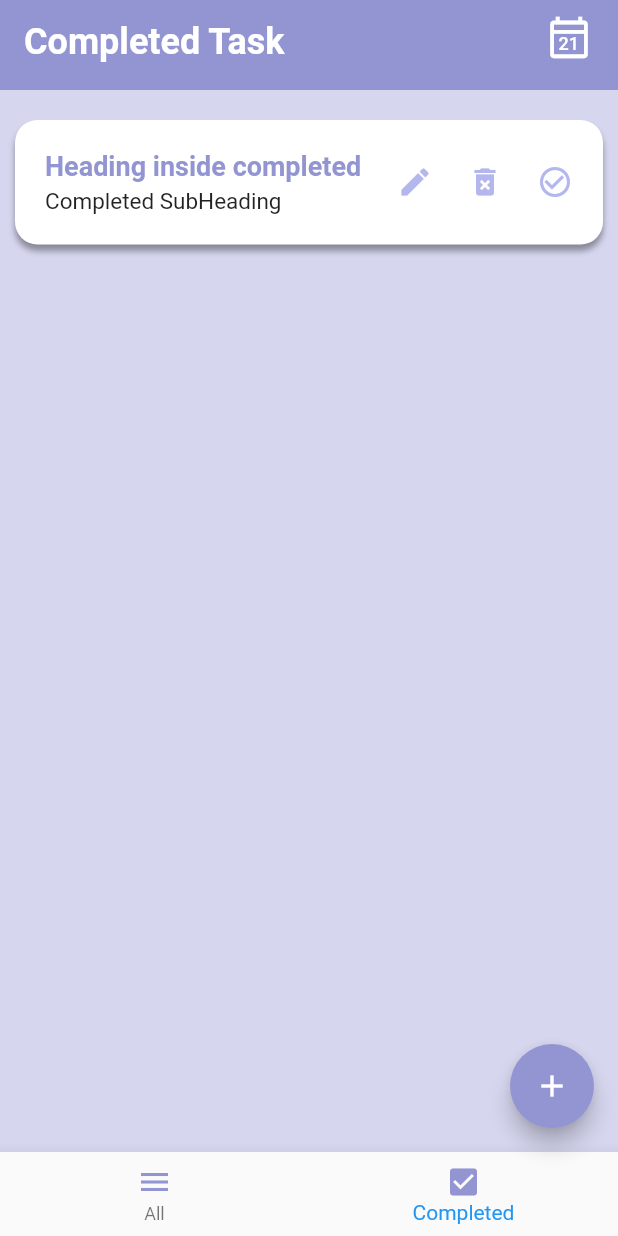
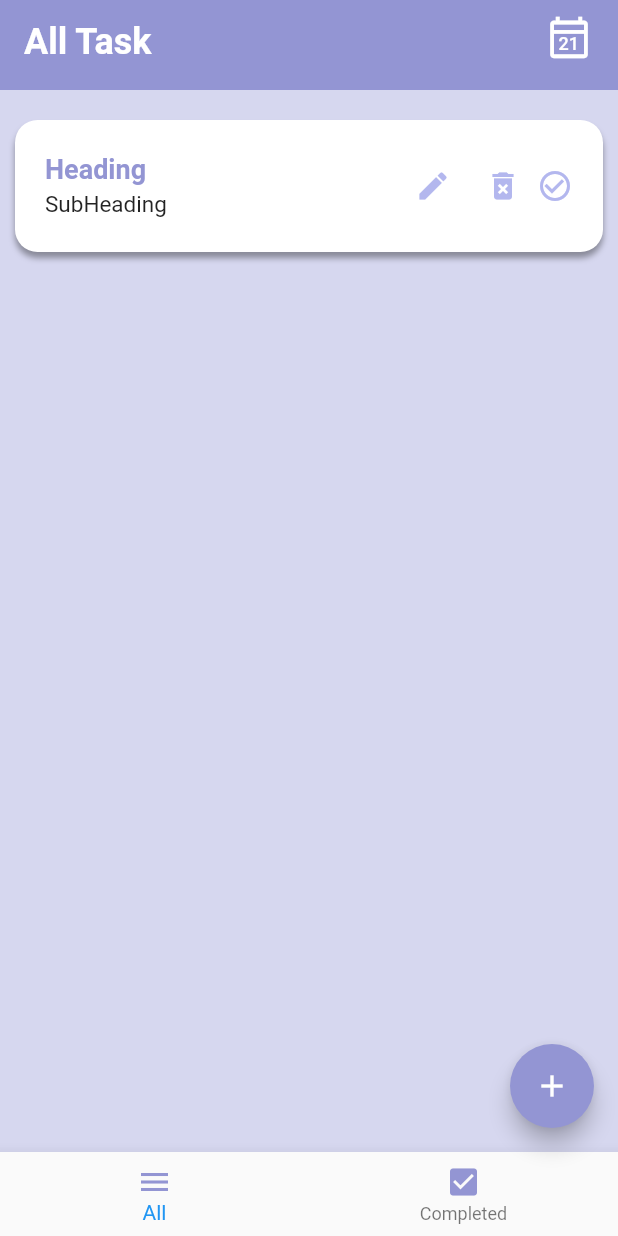
Before and after one commit to ssuvam-dev/flutter-todo, a Flutter app: the screen it shows after launch, on a phone screen of 412 x 824 dp. Run offline on Flutter 3.47's test engine with Material 2 defaults, Android fonts, the phone set to English and light mode, and no system bars.

```diff
--- a/lib/components/bottom_navigation.dart
+++ b/lib/components/bottom_navigation.dart
@@ -15,20 +15,23 @@ class MyBottomNavBar extends StatefulWidget {
 }
 
 class __MyBottomNavBarState extends State<MyBottomNavBar> {
-   int mycurrentIndex=1;
+   int mycurrentIndex=0;
   List pages = const[
 Home(),
-CompletedTask()
+CompletedTask(),
 ];
 
   @override
   Widget build(BuildContext context) {
     return Scaffold(
-
         body: pages[mycurrentIndex],
-
         floatingActionButton: FloatingActionButton(
           onPressed: () => {
+            setState(
+              (){
+                Navigator.pushNamed(context, '/create_task');
+              }
+            )
           },
           backgroundColor: themeColor,
 
@@ -40,16 +43,6 @@ CompletedTask()
 
 
         bottomNavigationBar: BottomNavigationBar(
-          // destinations: const [
-          // NavigationDestination(
-          //   icon: Icon(Icons.menu_outlined,
-          //     color: themeColor,),
-          //   label: 'All'
-          //   ),
-
-          //    NavigationDestination(
-          //   icon: Icon(Icons.check_box,color: themeColor,),
-          //   label: "Completed"),
           items:const [
             BottomNavigationBarItem(
               icon: Icon(Icons.menu_outlined,
--- a/lib/main.dart
+++ b/lib/main.dart
@@ -1,5 +1,7 @@
 import 'package:flutter/material.dart';
 import 'package:todo/components/bottom_navigation.dart';
+import 'package:todo/views/create_task.dart';
+import 'package:todo/views/edit_task.dart';
 
 void main() {
   runApp(const MainApp());
@@ -10,9 +12,13 @@ class MainApp extends StatelessWidget {
 
   @override
   Widget build(BuildContext context) {
-    return const MaterialApp(
+    return MaterialApp(
     home: MyBottomNavBar(),
-
+    routes: {
+      '/create_task':(context) => CreateTask(),
+      '/edit_task':(context) => EditTodo(),
+    },
+    debugShowCheckedModeBanner: false,
     );
   }
 }
--- a/lib/views/home.dart
+++ b/lib/views/home.dart
@@ -33,7 +33,7 @@ class _HomeState extends State<Home> {
                       ],
                       borderRadius: BorderRadius.circular(15),
                     ),
-                    child:const Padding(
+                    child: Padding(
                       padding: EdgeInsets.all(20),
                       child:  Row(
                         mainAxisAlignment: MainAxisAlignment.spaceBetween,
@@ -67,10 +67,13 @@ class _HomeState extends State<Home> {
                             child: Row(
                               mainAxisAlignment: MainAxisAlignment.spaceBetween,
                               children: [
-                                Icon(
-                                  Icons.edit,
-                                  color: iconColor,
-                                  ),
+                                IconButton(
+                                onPressed: (){
+                                  Navigator.pushNamed(context, '/edit_task');
+                                },
+                                 icon:  Icon(Icons.edit),
+                                 color: iconColor,
+                                 ),
 
                                 Icon(
                                   Icons.delete_forever,
```
Also changed, not shown: lib/views/create_task.dart (+9 -1 lines), lib/views/edit_task.dart (+8 -0 lines).
